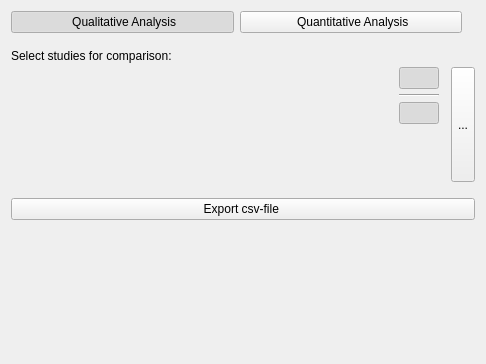
The window that Resources/UI/qSlicerLongitudinalPETCTAnalysisSettingsWidget.ui (paulcm/LongitudinalPETCT) describes before a commit, drawn with Qt 5.
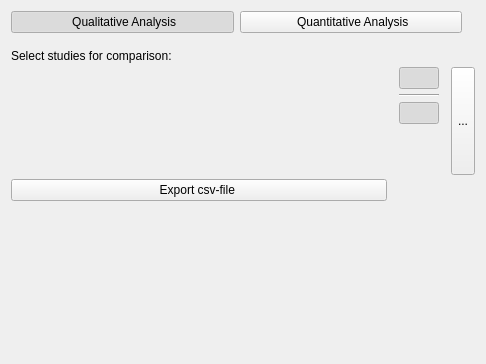
The same window after the commit. Icons and pictures are not drawn. Custom widgets are drawn as their Qt base class.

What changed in the file:
```diff
--- a/Resources/UI/qSlicerLongitudinalPETCTAnalysisSettingsWidget.ui
+++ b/Resources/UI/qSlicerLongitudinalPETCTAnalysisSettingsWidget.ui
@@ -238,15 +238,18 @@
        </property>
       </spacer>
      </item>
+     <item row="3" column="0">
+      <widget class="QPushButton" name="ButtonExportCSV">
+       <property name="toolTip">
+        <string>Export the calculated SUV values to a Comma-separated values (csv) file </string>
+       </property>
+       <property name="text">
+        <string>Export csv-file </string>
+       </property>
+      </widget>
+     </item>
     </layout>
    </item>
-   <item>
-    <widget class="QPushButton" name="ButtonExportCSV">
-     <property name="text">
-      <string>Export csv-file </string>
-     </property>
-    </widget>
-   </item>
    <item>
     <spacer name="verticalSpacer">
      <property name="orientation">
```
Left out of the diff: 61 changed lines with no effect on the pictures.
